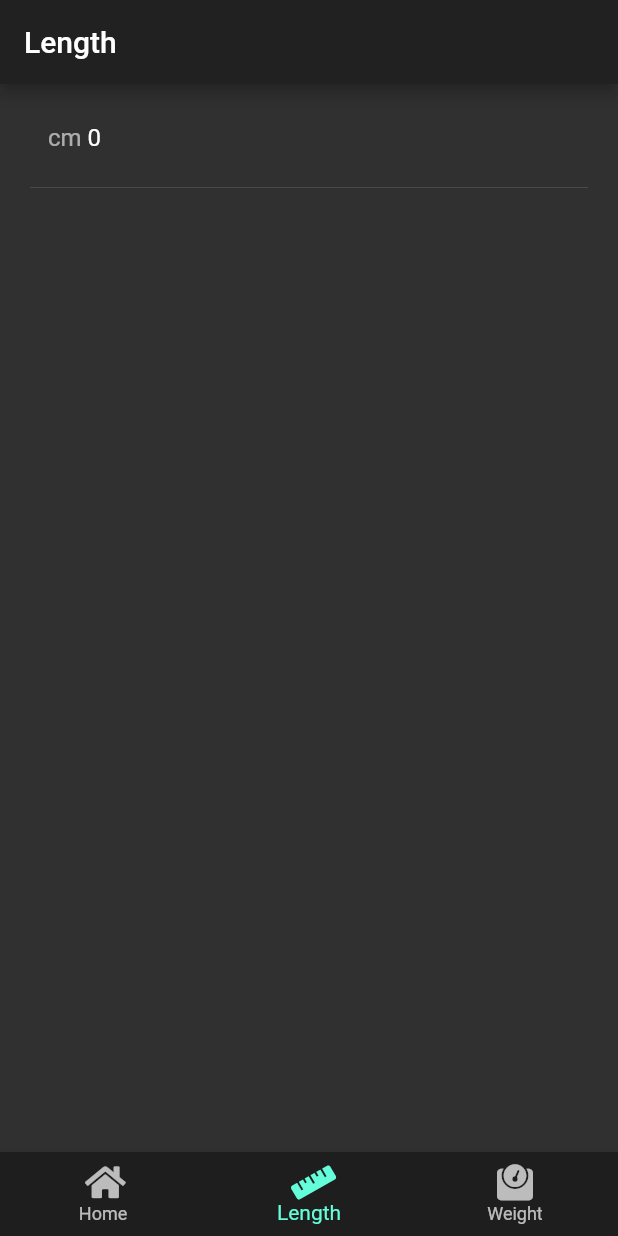
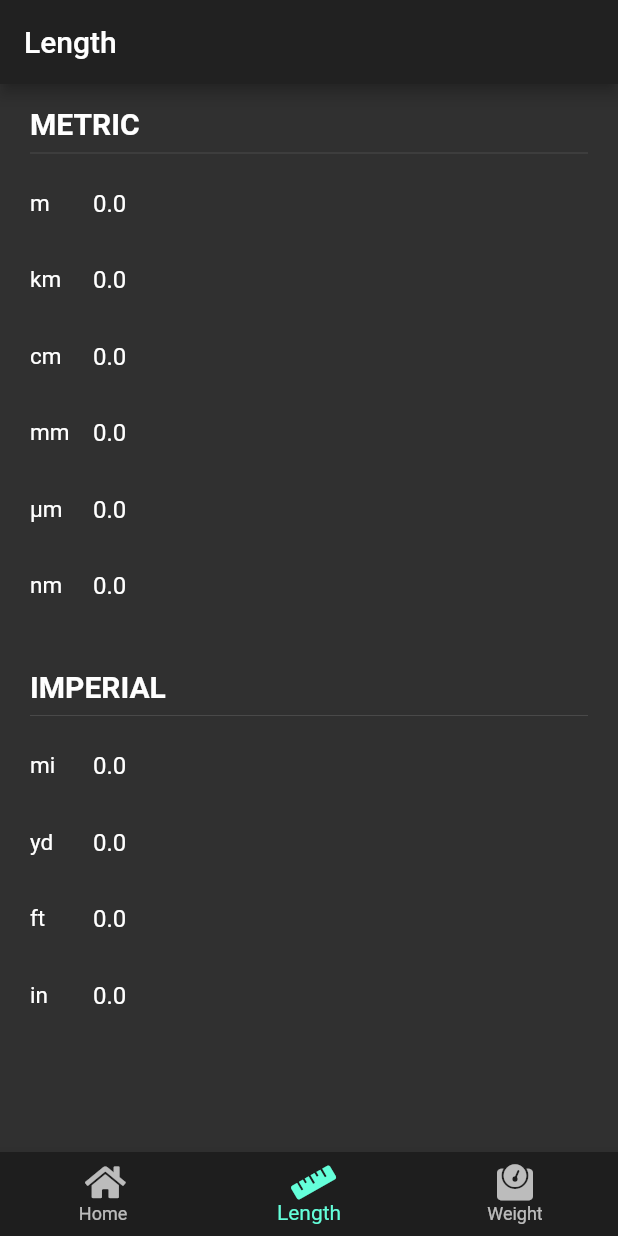
Before and after one commit to AmazonPriime/Flutter-Conversions, a Flutter app: the screen it shows after launch, item 2 of the bottom bar chosen, on a phone screen of 412 x 824 dp. Run offline on Flutter 3.47's test engine with Material 2 defaults, Android fonts, the phone set to English and light mode, and no system bars; our stand-ins replace font_awesome_flutter.

Commit message:
Implemented the controllers for the measurements and changed the structure of the code

```diff
--- /dev/null
+++ b/code/conversions/lib/components/measurement_list.dart
@@ -0,0 +1,50 @@
+import 'package:conversions/components/unit_text_field.dart';
+import 'package:conversions/models/measurement.dart';
+import 'package:flutter/material.dart';
+import 'package:provider/provider.dart';
+
+import 'package:conversions/models/data.dart';
+
+class MeasurementList extends StatefulWidget {
+  final Type type;
+
+  MeasurementList(this.type);
+
+  @override
+  _MeasurementListState createState() => _MeasurementListState();
+}
+
+class _MeasurementListState extends State<MeasurementList> {
+  @override
+  Widget build(BuildContext context) {
+    return Consumer<DataBank>(
+      builder: (context, dataBank, child) {
+        Map<System, List<Measurement>> measurements = dataBank.measurements[widget.type];
+        List<Widget> result = [];
+        for (System system in System.values) {
+          if (measurements.containsKey(system)) {
+            result.add(SizedBox(height: 15));
+            result.add(
+              Text(
+                system.toString().split('.').last.toUpperCase(),
+                style: TextStyle(
+                  fontSize: 20,
+                  fontWeight: FontWeight.bold
+                ),
+              )
+            );
+            result.add(Divider());
+            for (Measurement measurement in measurements[system]) {
+              result.add(UnitField(measurement: measurement, update: dataBank.updateValue));
+            }
+            result.add(SizedBox(height: 15));
+          }
+        }
+        return Column(
+          crossAxisAlignment: CrossAxisAlignment.stretch,
+          children: result,
+        );
+      }
+    );
+  }
+}
--- a/code/conversions/lib/components/unit_text_field.dart
+++ b/code/conversions/lib/components/unit_text_field.dart
@@ -1,64 +1,72 @@
-import 'package:conversions/models/length.dart';
+import 'package:conversions/models/measurement.dart';
 import 'package:flutter/material.dart';
 import 'package:flutter/services.dart';
 
 import 'package:conversions/utilities.dart';
 
 class UnitField extends StatefulWidget {
-  final LengthModel length;
+  Measurement measurement;
+  final Function update;
 
-  UnitField(this.length);
+  UnitField({this.measurement, this.update});
 
   @override
   _UnitFieldState createState() => _UnitFieldState();
 }
 
 class _UnitFieldState extends State<UnitField> {
-  TextEditingController _controller;
-
   @override
   void initState() {
     super.initState();
-    _controller = TextEditingController(text: '0');
+    widget.measurement.controller = TextEditingController(text: widget.measurement.getValue.toString());
   }
 
   @override
   Widget build(BuildContext context) {
     return Row(
       children: <Widget>[
+        Container(
+          width: 30,
+          child: Text(
+            '${widget.measurement.unit}',
+            style: TextStyle(
+              fontSize: 15,
+            ),
+          ),
+        ),
         Expanded(
           child: TextField(
-            controller: _controller,
+            controller: widget.measurement.controller,
             keyboardType: TextInputType.number,
             decoration: InputDecoration(
               isDense: true,
-              prefix: Text('${widget.length.unit} '),
               border: OutlineInputBorder(
                 borderSide: BorderSide.none
               )
             ),
             onEditingComplete: () {
-              if (_controller.text.length == 0) {
-                setState(() {
-                  _controller.text = '0';
-                });
+              try {
+                if (widget.measurement.controller.text.length == 0) {
+                  setState(() {
+                    widget.measurement.controller.text = '0.0';
+                  });
+                } else {
+                  widget.update(widget.measurement, double.parse(widget.measurement.controller.text));
+                }
+              } catch (e) {
+                print(e);
               }
               FocusScope.of(context).unfocus();
             },
             onChanged: (newValue) {
-              if (newValue.isEmpty) {
-                setState(() {
-                  _controller.text = '0';
-                });
-              } else {
-                try {
-                  double.parse(_controller.text);
-                  if (_controller.text[0] == '0' && _controller.text.length > 1) {
-                    assert(_controller.text[1] == '.');
-                  }
-                } catch (e) {
-                  _controller.text = reformatDecimal(_controller.text);
+              try {
+                double.parse(widget.measurement.controller.text);
+                if (widget.measurement.controller.text[0] == '0' && widget.measurement.controller.text.length > 1) {
+                  assert(widget.measurement.controller.text[1] == '.');
                 }
+              } catch (e) {
+                print(widget.measurement.controller);
+                widget.measurement.controller.text = reformatDecimal(widget.measurement.controller.text);
               }
             },
           ),
--- a/code/conversions/lib/main.dart
+++ b/code/conversions/lib/main.dart
@@ -2,19 +2,25 @@ import 'package:conversions/screens/home_screen.dart';
 import 'package:conversions/screens/lengths_screen.dart';
 import 'package:conversions/screens/weights_screen.dart';
 import 'package:flutter/material.dart';
+import 'package:provider/provider.dart';
 
 import 'components/page_widget.dart';
 
 import 'package:font_awesome_flutter/font_awesome_flutter.dart';
+
+import 'models/data.dart';
 
 void main() => runApp(MyApp());
 
 class MyApp extends StatelessWidget {
   @override
   Widget build(BuildContext context) {
-    return MaterialApp(
-      theme: ThemeData.dark(),
-      home: NavigationManager(),
+    return ChangeNotifierProvider(
+      create: (context) => DataBank(),
+      child: MaterialApp(
+        theme: ThemeData.dark(),
+        home: NavigationManager(),
+      ),
     );
   }
 }
--- /dev/null
+++ b/code/conversions/lib/models/data.dart
@@ -0,0 +1,49 @@
+// model which brings together the length and weight models all into one
+// for the provider to use
+import 'package:conversions/models/measurement.dart';
+import 'package:flutter/material.dart';
+import 'length.dart' as length;
+
+class DataBank extends ChangeNotifier {
+  Map<Type, Map<System, List<Measurement>>> measurements = {
+    Type.length : {
+      System.metric : [
+        Measurement(name: 'meter', unit: 'm', system: System.metric, type: Type.length, convertFunction: length.ConversionMethods.meterToMeter),
+        Measurement(name: 'kilometer', unit: 'km', system: System.metric, type: Type.length, convertFunction: length.ConversionMethods.kilometerToMeter),
+        Measurement(name: 'centimeter', unit: 'cm', system: System.metric, type: Type.length, convertFunction: length.ConversionMethods.centimeterToMeter),
+        Measurement(name: 'millimeter', unit: 'mm', system: System.metric, type: Type.length, convertFunction: length.ConversionMethods.millimeterToMeter),
+        Measurement(name: 'micrometer', unit: 'μm', system: System.metric, type: Type.length, convertFunction: length.ConversionMethods.microMeter),
+        Measurement(name: 'nanometer', unit: 'nm', system: System.metric, type: Type.length, convertFunction: length.ConversionMethods.nanometerToMeter),
+      ],
+      System.imperial : [
+        Measurement(name: 'mile', unit: 'mi', system: System.imperial, type: Type.length, convertFunction: length.ConversionMethods.mileToMeter),
+        Measurement(name: 'yard', unit: 'yd', system: System.imperial, type: Type.length, convertFunction: length.ConversionMethods.yardToMeter),
+        Measurement(name: 'foot', unit: 'ft', system: System.imperial, type: Type.length, convertFunction: length.ConversionMethods.footToMeter),
+        Measurement(name: 'inche', unit: 'in', system: System.imperial, type: Type.length, convertFunction: length.ConversionMethods.inchToMeter),
+      ]
+    },
+    Type.weight : {
+      // TODO: implement weights
+    }
+  };
+
+  void updateValue(Measurement measurement, double value) {
+    measurement.setValue(value);
+    updateOtherValues(measurement);
+    notifyListeners();
+  }
+
+  // takes the measurement which was updated as a reference on how to update the other values
+  void updateOtherValues(Measurement refMeasurement) {
+    Map<System, List<Measurement>> measurementMap = this.measurements[refMeasurement.type];
+    // gets the reference meters value which each will be converted around
+    double refValue = refMeasurement.convertFunction(value: refMeasurement.getValue);
+    for (System system in System.values) {
+      if (measurementMap.containsKey(system)) {
+        for (Measurement measurement in measurementMap[system]) {
+          measurement.setValue(measurement.convertFunction(value: refValue, reverse: true));
+        }
+      }
+    }
+  }
+}
--- a/code/conversions/lib/models/length.dart
+++ b/code/conversions/lib/models/length.dart
@@ -1,15 +1,8 @@
-class LengthModel {
-  final String name;
-  final String unit;
-  final String type; // metric or imperial
-  final Function convertFunction;
+class ConversionMethods {
+  static double meterToMeter({double value, bool reverse = false}) {
+    return value;
+  }
 
-  double value = 0;
-
-  LengthModel({this.name, this.unit, this.type, this.convertFunction});
-}
-
-class ConversionMethods {
   static double kilometerToMeter({double value, bool reverse = false}) {
     return !reverse ? value * 1000 : value / 1000;
   }
--- /dev/null
+++ b/code/conversions/lib/models/measurement.dart
@@ -0,0 +1,32 @@
+import 'package:flutter/cupertino.dart';
+
+class Measurement {
+  final String name;
+  final String unit;
+  final System system; // metric or imperial
+  final Type type;
+  final Function convertFunction;
+
+  double _value = 0;
+  TextEditingController controller;
+
+  Measurement({this.name, this.unit, this.system, this.type, this.convertFunction});
+
+  // setter and getter for value
+  double get getValue => this._value;
+
+  void setValue(double value) {
+    this._value = value;
+    this.controller.text = value.toString();
+  }
+}
+
+enum System {
+  metric,
+  imperial
+}
+
+enum Type {
+  length,
+  weight
+}
--- a/code/conversions/lib/models/weight.dart
+++ b/code/conversions/lib/models/weight.dart
@@ -1,3 +1,3 @@
-class Weight {
-
+class ConversionMethods {
+  // TODO: add conversion methods for weight
 }
--- a/code/conversions/lib/screens/lengths_screen.dart
+++ b/code/conversions/lib/screens/lengths_screen.dart
@@ -1,5 +1,5 @@
-import 'package:conversions/components/unit_text_field.dart';
-import 'package:conversions/models/length.dart';
+import 'package:conversions/components/measurement_list.dart';
+import 'package:conversions/models/measurement.dart';
 import 'package:flutter/material.dart';
 
 class Length extends StatefulWidget {
@@ -12,13 +12,6 @@ class Length extends StatefulWidget {
 class _LengthState extends State<Length> {
   @override
   Widget build(BuildContext context) {
-    return Column(
-      crossAxisAlignment: CrossAxisAlignment.stretch,
-      children: <Widget>[
-        SizedBox(height: 10),
-        UnitField(LengthModel(name: 'centimeters', unit: 'cm', type: 'metric', convertFunction: ConversionMethods.centimeterToMeter)),
-        Divider()
-      ],
-    );
+    return MeasurementList(Type.length);
   }
 }
```
